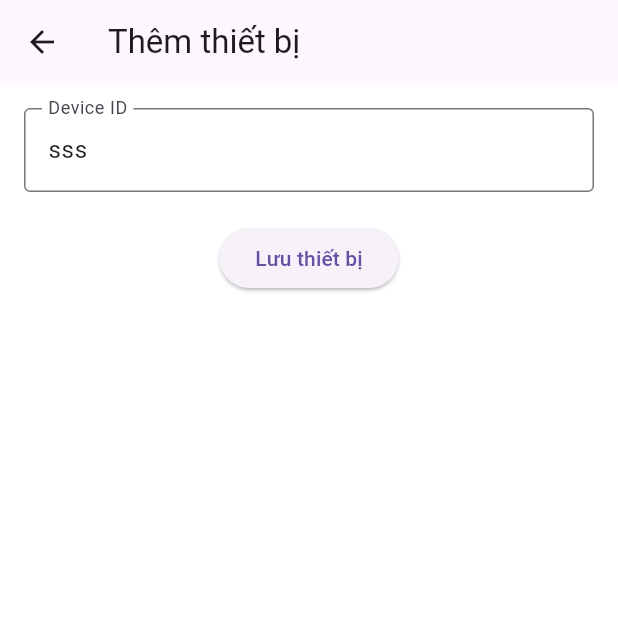
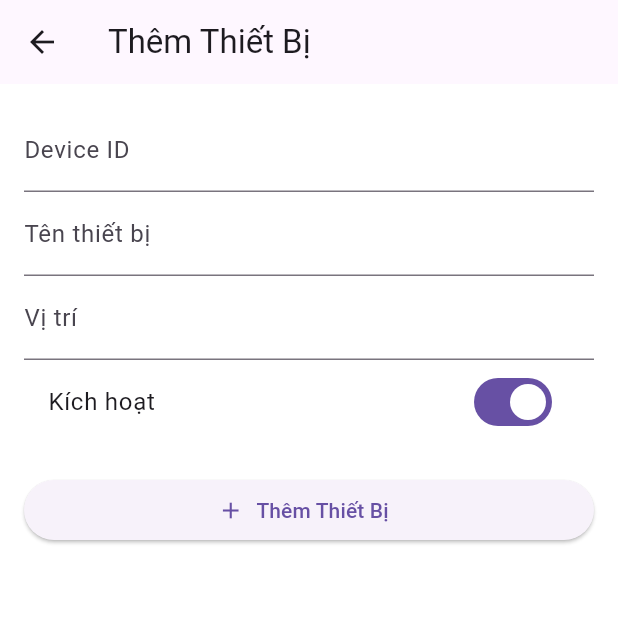
Before and after one commit to DT2293/IOTAPP, a Flutter app: the AddDevicePage screen opened directly, on a phone screen of 412 x 824 dp, the top half of it. Run offline on Flutter 3.47's test engine with Material 3 defaults, Android fonts, the light colour scheme and no system bars; our stand-ins replace dio, easy_localization, firebase_core, firebase_messaging, flutter_countdown_timer, flutter_riverpod and 2 more; missing offline and left inert: dart_jsonwebtoken, mobile_scanner; accounts and stored records are empty.

Commit message:
device api

```diff
--- a/app/iotapp/lib/models/device_model.dart
+++ b/app/iotapp/lib/models/device_model.dart
@@ -1,22 +1,27 @@
 class Device {
-  final String id;
+  final String deviceId;  // đúng rồi, string
   final String deviceName;
   final String location;
   final bool active;
 
   Device({
-    required this.id,
+    required this.deviceId,
     required this.deviceName,
     required this.location,
     required this.active,
   });
 
-  factory Device.fromJson(Map<String, dynamic> json) {
-    return Device(
-      id: json['_id'] ?? '',
-      deviceName: json['deviceName'] ?? 'Không tên',
-      location: json['location'] ?? 'Không có vị trí',
-      active: json['active'] ?? false,
-    );
-  }
+  factory Device.fromJson(Map<String, dynamic> json) => Device(
+    deviceId: json['deviceId'] as String,
+    deviceName: json['deviceName'] as String,
+    location: json['location'] as String,
+    active: json['active'] as bool,
+  );
+
+  Map<String, dynamic> toJson() => {
+    'deviceId': deviceId,
+    'deviceName': deviceName,
+    'location': location,
+    'active': active,
+  };
 }
--- a/app/iotapp/lib/pages/add_device_page.dart
+++ b/app/iotapp/lib/pages/add_device_page.dart
@@ -1,7 +1,9 @@
 import 'package:flutter/material.dart';
+import 'package:iotapp/models/device_model.dart';
+
+import 'package:iotapp/services/device_service.dart';
 
 class AddDevicePage extends StatefulWidget {
-
   const AddDevicePage({super.key});
 
   @override
@@ -9,43 +11,94 @@ class AddDevicePage extends StatefulWidget {
 }
 
 class _AddDevicePageState extends State<AddDevicePage> {
-  late TextEditingController _deviceIdController;
+  final _formKey = GlobalKey<FormState>();
+  final TextEditingController _deviceIdController = TextEditingController();
+  final TextEditingController _deviceNameController = TextEditingController();
+  final TextEditingController _locationController = TextEditingController();
 
-  @override
-  void initState() {
-    super.initState();
-    _deviceIdController = TextEditingController(text: "sss");
+  final DeviceService _deviceService = DeviceService();
+
+  bool _active = true;
+  bool _isLoading = false;
+
+  Future<void> _addDevice() async {
+    if (!_formKey.currentState!.validate()) return;
+
+    setState(() => _isLoading = true);
+
+    final newDevice = Device(
+      deviceId: _deviceIdController.text.trim(),
+      deviceName: _deviceNameController.text.trim(),
+      location: _locationController.text.trim(),
+      active: _active,
+    );
+
+    try {
+      await _deviceService.addDevice(newDevice);
+
+      if (!mounted) return;
+      ScaffoldMessenger.of(context).showSnackBar(
+        const SnackBar(content: Text('Thiết bị được thêm thành công!')),
+      );
+
+      Navigator.pop(context, true); // quay về và báo thành công
+    } catch (e) {
+      if (!mounted) return;
+      ScaffoldMessenger.of(context).showSnackBar(
+        SnackBar(content: Text('❌ ${e.toString()}')),
+      );
+    } finally {
+      setState(() => _isLoading = false);
     }
-
-  @override
-  void dispose() {
-    _deviceIdController.dispose();
-    super.dispose();
   }
 
   @override
   Widget build(BuildContext context) {
       return Scaffold(
-      appBar: AppBar(title: const Text("Thêm thiết bị")),
+      appBar: AppBar(title: const Text('Thêm Thiết Bị')),
       body: Padding(
         padding: const EdgeInsets.all(16.0),
-        child: Column(
+        child: Form(
+          key: _formKey,
+          child: ListView(
             children: [
-            TextField(
+              TextFormField(
                 controller: _deviceIdController,
-              decoration: const InputDecoration(
-                labelText: "Device ID",
-                border: OutlineInputBorder(),
+                decoration: const InputDecoration(labelText: 'Device ID'),
+                validator: (value) =>
+                    value == null || value.isEmpty ? 'Vui lòng nhập device ID' : null,
               ),
+              TextFormField(
+                controller: _deviceNameController,
+                decoration: const InputDecoration(labelText: 'Tên thiết bị'),
+                validator: (value) =>
+                    value == null || value.isEmpty ? 'Vui lòng nhập tên' : null,
+              ),
+              TextFormField(
+                controller: _locationController,
+                decoration: const InputDecoration(labelText: 'Vị trí'),
+                validator: (value) =>
+                    value == null || value.isEmpty ? 'Vui lòng nhập vị trí' : null,
+              ),
+              SwitchListTile(
+                value: _active,
+                onChanged: (val) => setState(() => _active = val),
+                title: const Text('Kích hoạt'),
               ),
               const SizedBox(height: 20),
-            ElevatedButton(
-              onPressed: () {
-                // TODO: gửi request thêm thiết bị nếu cần
-              },
-              child: const Text("Lưu thiết bị"),
+              ElevatedButton.icon(
+                onPressed: _isLoading ? null : _addDevice,
+                icon: const Icon(Icons.add),
+                label: _isLoading
+                    ? const SizedBox(
+                        width: 20,
+                        height: 20,
+                        child: CircularProgressIndicator(strokeWidth: 2),
                       )
+                    : const Text('Thêm Thiết Bị'),
+              ),
             ],
+          ),
         ),
       ),
     );
```
Also changed, not shown: app/iotapp/lib/services/device_service.dart (+89 -20 lines), 1 other file. Lines whose indentation alone changed are shown as unchanged.
